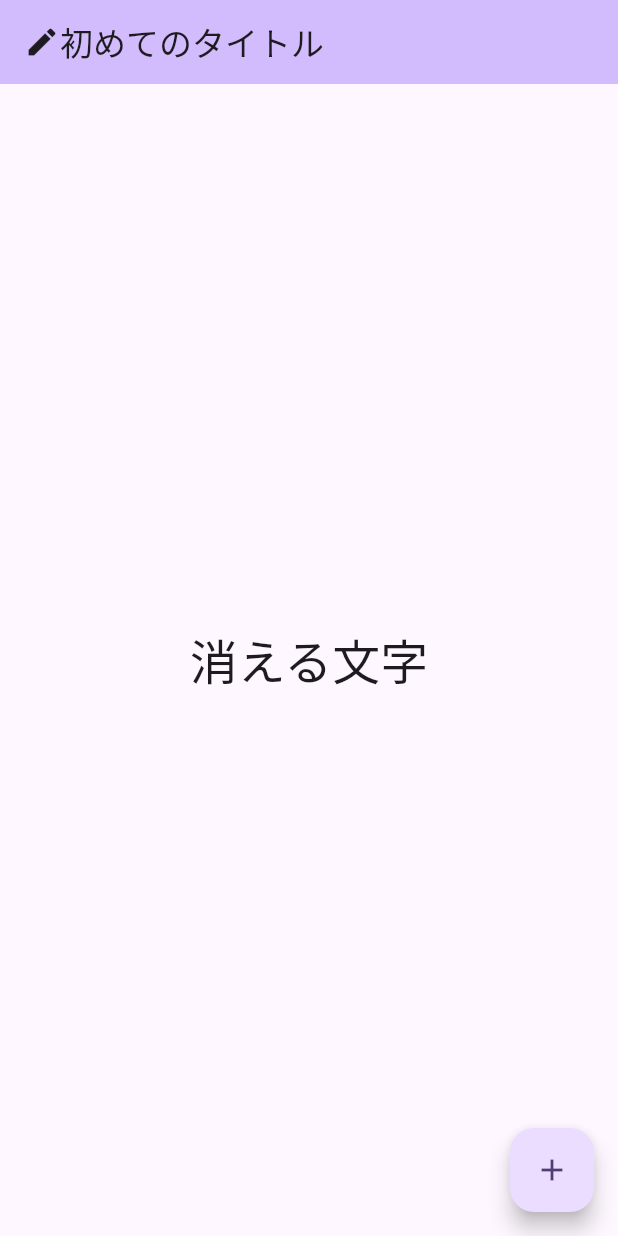
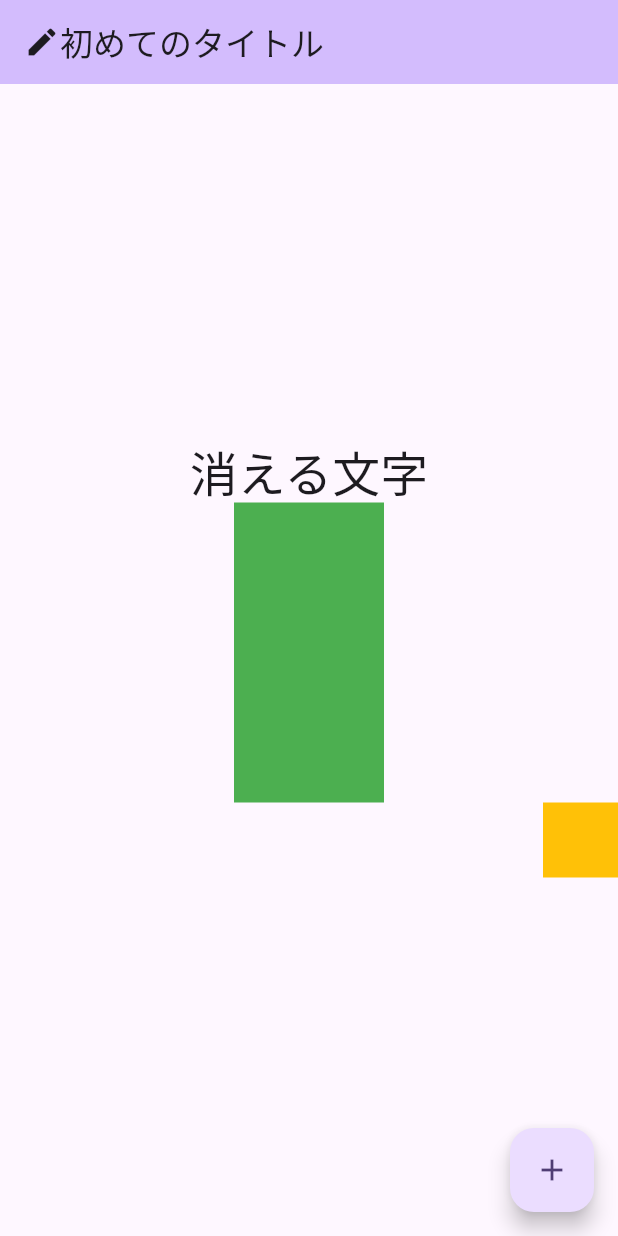
Before and after one commit to koyasaeki/hello_flutter, a Flutter app: the screen it shows after launch, on a phone screen of 412 x 824 dp. Run offline on Flutter 3.47's test engine with Material 3 defaults, Android fonts, the phone set to English and light mode, and no system bars.

Commit message:
update: AnimatedSize, AnimatedAlign などで Box を動かす

```diff
--- a/lib/main.dart
+++ b/lib/main.dart
@@ -62,6 +62,28 @@ class _MyHomePageState extends State<MyHomePage> {
                 '消える文字',
                 style: Theme.of(context).textTheme.headlineLarge,
               ),
+            ),
+            // 一部のエミュレータでは縮小が動作しない
+            AnimatedSize(
+              duration: const Duration(seconds: 1),
+              child: SizedBox(
+                width: _flag ? 50 : 100,
+                height: _flag ? 50 : 200,
+                child: Container(
+                  color: Colors.green,
+                ),
+              ),
+            ),
+            AnimatedAlign(
+              alignment: _flag ? Alignment.topLeft : Alignment.bottomRight,
+              duration: const Duration(seconds: 5),
+              child: SizedBox(
+                height: 50,
+                width: 50,
+                child: Container(
+                  color: Colors.amber,
+                ),
+              ),
             )
           ],
         ),
```
